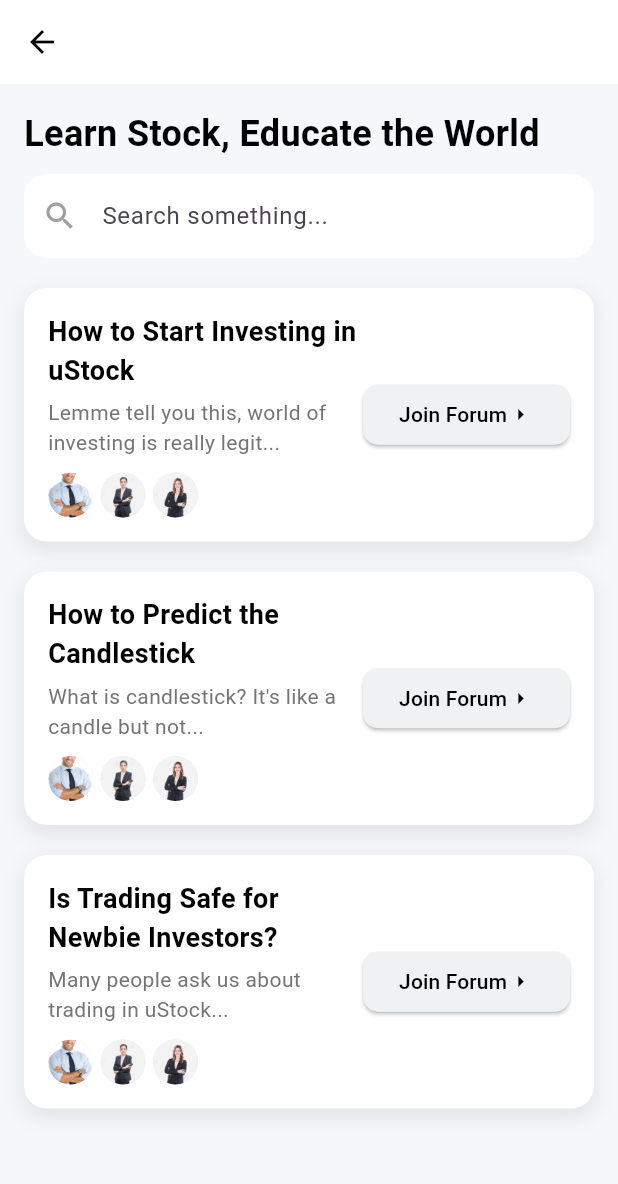
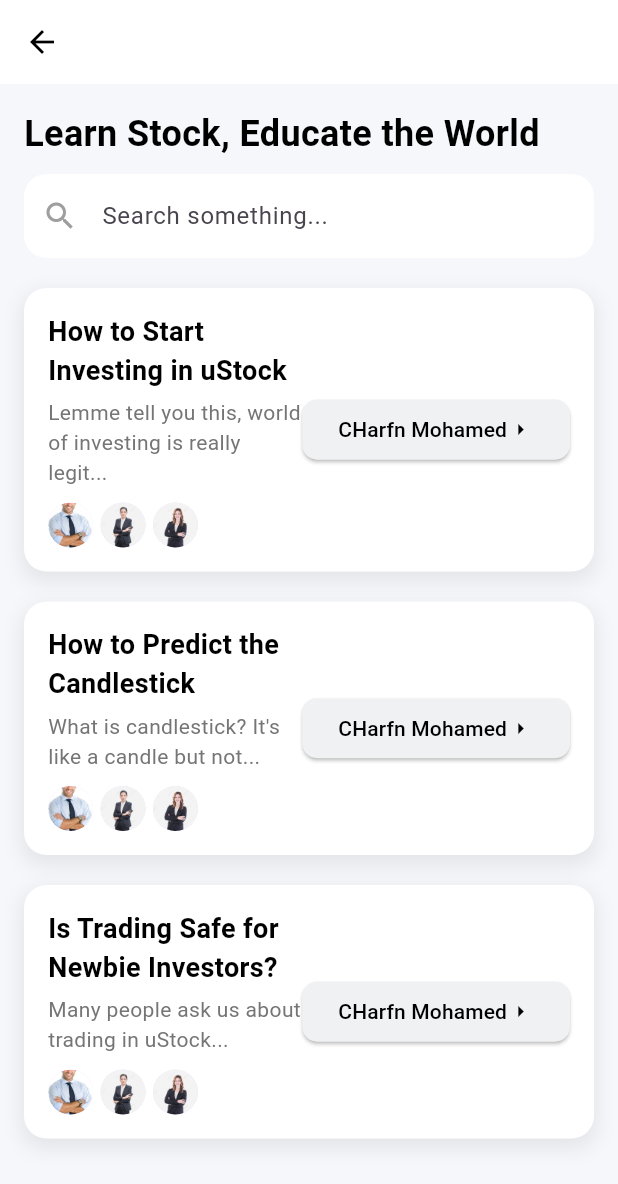
Before and after one commit to Faika123/flutterTest, a Flutter app: the CommunityPage screen opened directly, on a phone screen of 412 x 824 dp. Shown: the top 1184 px of the screen. Run offline on Flutter 3.47's test engine with Material 3 defaults, Android fonts, the phone set to English and light mode, and no system bars; our stand-ins replace cloud_firestore, firebase_core; accounts and stored records are empty.

Commit message:
my branch2

```diff
--- a/lib/Community.dart
+++ b/lib/Community.dart
@@ -155,7 +155,7 @@ class CommunityCard extends StatelessWidget {
             child: Row(
               children: [
                 Text(
-                  'Join Forum',
+                  'CHarfn Mohamed',
                   style: TextStyle(color: Colors.black),
                 ),
                 Icon(
```
